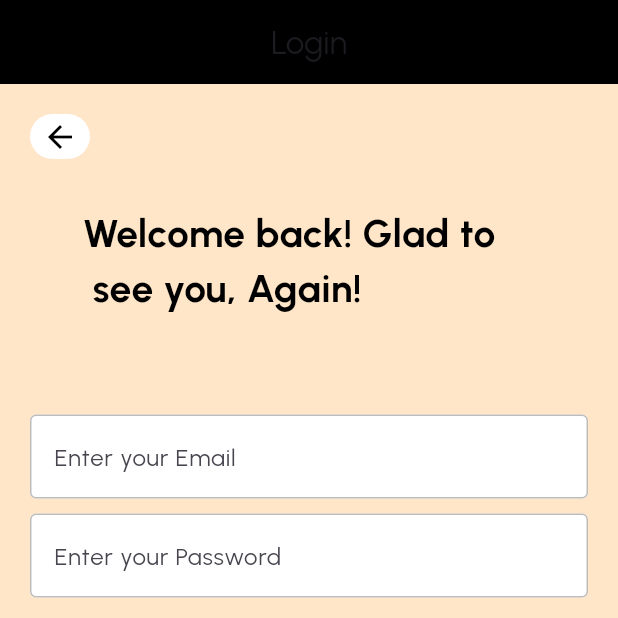
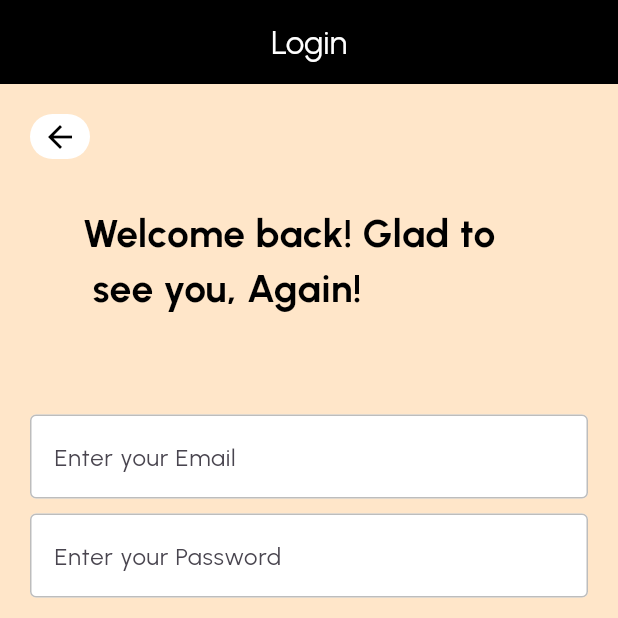
Before and after one commit to Mustafa-Ashfaq81/ProjectFLow, a Flutter app: the screen it shows after launch, after a tap on "Login", on a phone screen of 412 x 824 dp, the top half of it. Run offline on Flutter 3.47's test engine with Material 3 defaults, Android fonts, the phone set to English and light mode, and no system bars; our stand-ins replace animated_splash_screen, cloud_firestore, firebase_auth, firebase_core, firebase_storage, flutter_dotenv and 4 more; accounts and stored records are empty; network calls fail.

Commit message:
Ensure notes are cached during signup to prevent delays when accessing the Notes page. Apply consistent color schemes for app bars throughout the application. Remove back button from specific pages by setting automaticallyImplyLeading to false.

```diff
--- a/my_app/lib/auth/views/login.dart
+++ b/my_app/lib/auth/views/login.dart
@@ -32,10 +32,18 @@ class _LoginPageState extends State<LoginPage> {
   @override
   Widget build(BuildContext context) {
     return Scaffold(
-      appBar: AppBar(
-        title: const Center(child: Text('Login')),
-        automaticallyImplyLeading: false,
-        backgroundColor: Colors.black,
+      appBar:AppBar(
+        title: Center(
+          child: Text(
+            'Login',
+            textAlign: TextAlign.center, // Align text within the Text widget
+            style: TextStyle(
+              color: Colors.white, // Set text color to white
+            ),
+          ),
+        ),
+        automaticallyImplyLeading: false, // Disable automatic back button
+        backgroundColor: Colors.black, // Set background color to black
       ),
       body: Padding(
         padding: const EdgeInsets.all(20.0),
@@ -204,20 +212,27 @@ class _LoginPageState extends State<LoginPage> {
 
     User? useracc = await _auth.loginacc(email, password);
 
-    if (useracc != null) {
+    if (useracc != null)
+    {
       String user = "";
       print("User is successfully logging in");
       await FirebaseFirestore.instance
           .collection('users')
           .where('email', isEqualTo: email)
           .get()
-          .then((QuerySnapshot querySnapshot) {
-        for (var doc in querySnapshot.docs) {
+          .then((QuerySnapshot querySnapshot)
+          {
+        for (var doc in querySnapshot.docs)
+        {
           //only one doc with that username
           user = doc['username'];
         }
       });
-      Navigator.push(
+
+
+
+        Navigator.pushReplacement(
+
           context,
           MaterialPageRoute(
             builder: (context) => HomePage(
@@ -259,7 +274,8 @@ class _LoginPageState extends State<LoginPage> {
           print("got-some-err-creating-user-model ---> $e");
         }
       }
-      Navigator.push(
+          Navigator.pushReplacement(
+
           context,
           MaterialPageRoute(
             builder: (context) => HomePage( username: username!,),
--- a/my_app/lib/auth/views/start.dart
+++ b/my_app/lib/auth/views/start.dart
@@ -1,3 +1,5 @@
+// ignore_for_file: prefer_const_constructors
+
 import 'package:flutter/material.dart';
 import 'package:my_app/auth/views/login.dart';
 import 'package:my_app/auth/views/register.dart';
@@ -9,9 +11,18 @@ class StartPage extends StatelessWidget {
   Widget build(BuildContext context) {
     return Scaffold(
       appBar: AppBar(
-        title: const Center(child: Text('Home')),
-         backgroundColor: Colors.black,
-      ),
+          title: Center(
+            child: Text(
+              'Home',
+              style: TextStyle(
+                color: Colors.white, // Set text color to white
+              ),
+            ),
+          ),
+          backgroundColor: Colors.black, // Set background color to black
+          automaticallyImplyLeading: false, // Disable automatic back button
+        ),
+
       body: Center(
         child: Column(
           mainAxisAlignment: MainAxisAlignment.center,
--- a/my_app/lib/views/tasks/newtask.dart
+++ b/my_app/lib/views/tasks/newtask.dart
@@ -80,9 +80,12 @@ class _NewTaskPageState extends State<NewTaskPage> {
   AppBar _buildAppBar() {
    return AppBar(
   backgroundColor: const Color(0xFFFFE6C9),
-      title: const Text(
+  automaticallyImplyLeading: false,
+  title: Center(
+    child: Text(
       'Create New Task',
       style: TextStyle(color: Colors.black),
+    ),
   ),
 );
   }
```
Also changed, not shown: my_app/lib/auth/controllers/authservice.dart (+7 -2 lines), my_app/lib/auth/views/register.dart (+4 -4 lines), my_app/lib/controllers/taskstatus.dart (+32 -0 lines), my_app/lib/utils/cache_util.dart (added, +25 -0 lines), my_app/lib/views/calendar.dart (+11 -3 lines), my_app/lib/views/colab.dart (+11 -3 lines), my_app/lib/views/home.dart (+19 -4 lines), my_app/lib/views/tasks/alltasks.dart (+32 -8 lines). Lines whose indentation alone changed are shown as unchanged.
